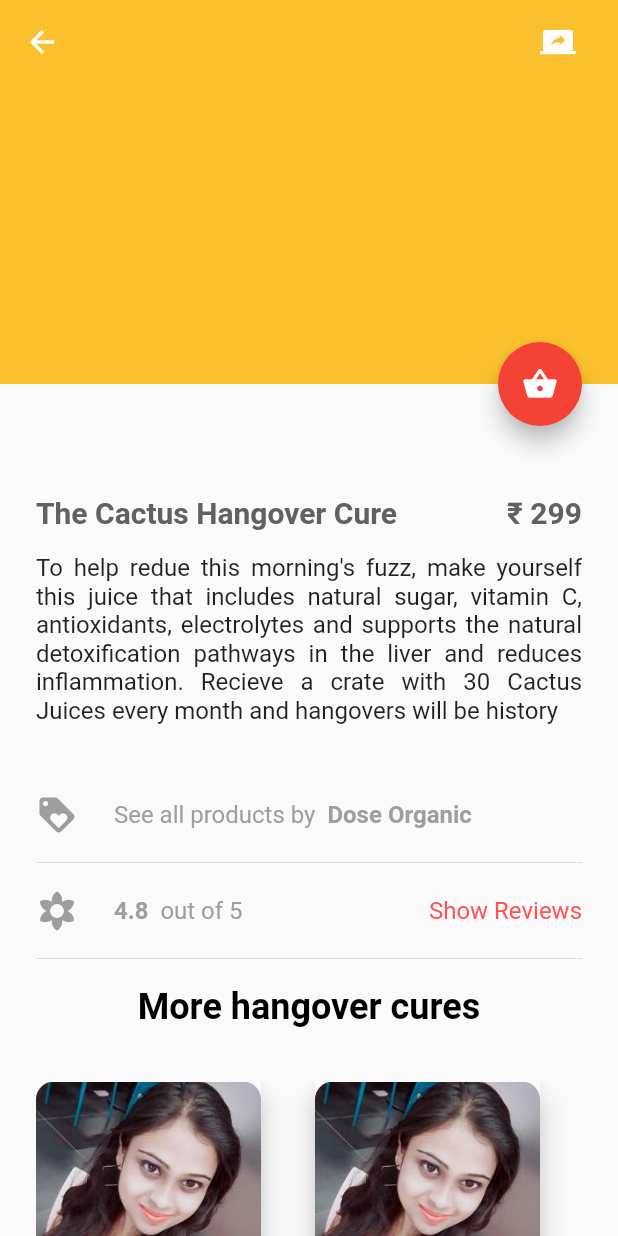
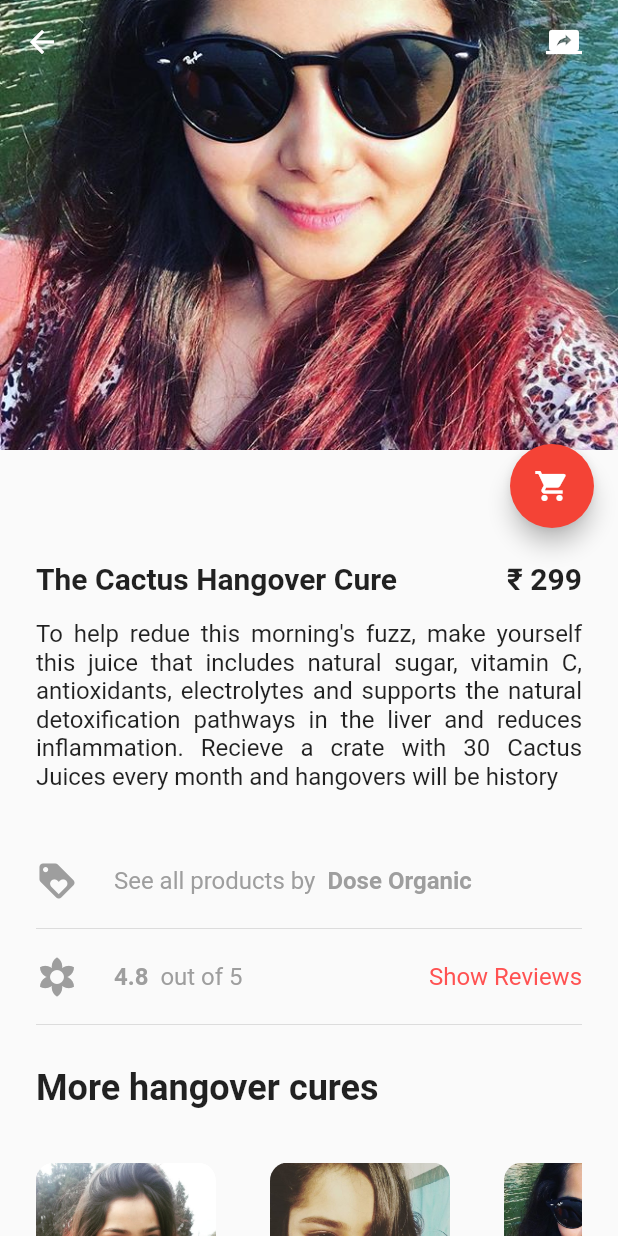
Before and after one commit to srdalai/hangover_cure, a Flutter app: the screen it shows after launch, on a phone screen of 412 x 824 dp. Run offline on Flutter 3.47's test engine with Material 2 defaults, Android fonts, the phone set to English and light mode, and no system bars.

Commit message:
Almost Over

```diff
--- a/lib/home_page.dart
+++ b/lib/home_page.dart
@@ -1,46 +1,95 @@
 import 'package:flutter/material.dart';
 
-class MyHomePage extends StatelessWidget {
-  var title;
-  MyHomePage({Key key, this.title}) : super(key: key);
+class HomePage extends StatefulWidget {
+  @override
+  _HomePageState createState() => _HomePageState();
+}
+
+class _HomePageState extends State<HomePage> {
+  ScrollController _scrollController;
+
+  @override
+  void initState() {
+    super.initState();
+    _scrollController = new ScrollController();
+    _scrollController.addListener(() => setState(() {}));
+  }
+
+  @override
+  void dispose() {
+    _scrollController.dispose();
+    super.dispose();
+  }
+
   @override
   Widget build(BuildContext context) {
     return Scaffold(
-        appBar: new AppBar(
-          elevation: 0.0,
-          backgroundColor: Colors.yellow.shade700,
+        body: Stack(
+      children: <Widget>[
+        CustomScrollView(
+          controller: _scrollController,
+          slivers: <Widget>[
+            SliverAppBar(
               leading: Icon(Icons.arrow_back),
               actions: <Widget>[
                 Padding(
-              padding: const EdgeInsets.symmetric(horizontal: 16.0),
-              child: IconButton(
-                  onPressed: () {},
-                  icon: Icon(
-                    Icons.screen_share,
-                  )),
+                  padding: const EdgeInsets.symmetric(horizontal: 24.0),
+                  child: Icon(Icons.screen_share),
+                )
+              ],
+              expandedHeight: 300.0,
+              flexibleSpace: FlexibleSpaceBar(
+                background: Image.asset("assets/account_pictures/user_3.jpg",
+                    fit: BoxFit.cover),
+              ),
+            ),
+            SliverList(
+              delegate: SliverChildListDelegate(
+                  List.generate(1, (index) => constructWidget())),
             )
           ],
         ),
-        body: ListView(
-          children: <Widget>[
-            Stack(
-              alignment: AlignmentDirectional.topEnd,
-              children: <Widget>[
-                constructWidget(),
-                Positioned(
-                  top: 200.0 -
-                      56.0 /
-                          2, //56.0 is the height of Material FAB, whic places it in the corect position
-                  right: 24.0,
+        buildPositioned(),
+      ],
+    ));
+  }
+
+  Positioned buildPositioned() {
+    //starting fab position
+    final double defaultTopMargin = 300.0 - 4.0;
+    //pixels from top where scaling should start
+    final double scaleStart = 96.0;
+    //pixels from top where scaling should end
+    final double scaleEnd = scaleStart / 2;
+
+    double top = defaultTopMargin;
+    double scale = 1.0;
+    if (_scrollController.hasClients) {
+      double offset = _scrollController.offset;
+      top -= offset;
+      if (offset < defaultTopMargin - scaleStart) {
+        //offset small => don't scale down
+        scale = 1.0;
+      } else if (offset < defaultTopMargin - scaleEnd) {
+        //offset between scaleStart and scaleEnd => scale down
+        scale = (defaultTopMargin - scaleEnd - offset) / scaleEnd;
+      } else {
+        //offset passed scaleEnd => hide fab
+        scale = 0.0;
+      }
+    }
+
+    return Positioned(
+      top: top,
+      right: 16.0,
+      child: Transform(
+        transform: new Matrix4.identity()..scale(scale),
               child: new FloatingActionButton(
           onPressed: () {},
-                    child: Icon(Icons.shopping_basket, color: Colors.white),
+          child: new Icon(Icons.shopping_cart),
         ),
       ),
-              ],
-            ),
-          ],
-        ));
+    );
   }
 }
 
@@ -49,10 +98,6 @@ Widget constructWidget() {
       "To help redue this morning's fuzz, make yourself this juice that includes natural sugar, vitamin C, antioxidants, electrolytes and supports the natural detoxification pathways in the liver and reduces inflammation. Recieve a crate with 30 Cactus Juices every month and hangovers will be history";
   return new Column(
     children: <Widget>[
-      new Container(
-        height: 200.0,
-        color: Colors.yellow.shade700,
-      ),
       Padding(
         padding: EdgeInsets.all(24.0),
         child: Column(
@@ -69,20 +114,20 @@ Widget constructWidget() {
                   style: TextStyle(
                       fontSize: 20.0,
                       fontWeight: FontWeight.bold,
-                      color: Colors.grey.shade700),
+                      color: Colors.black87),
                 ),
                 Text("\u20B9 299",
                     style: TextStyle(
                         fontSize: 20.0,
                         fontWeight: FontWeight.bold,
-                        color: Colors.grey.shade700))
+                        color: Colors.black87))
               ],
             ),
             Padding(
               padding: const EdgeInsets.symmetric(vertical: 16.0),
               child: Text(
                 strData,
-                style: TextStyle(fontSize: 16.0),
+                style: TextStyle(fontSize: 16.0, color: Colors.black87),
                 textAlign: TextAlign.justify,
               ),
             ),
@@ -166,46 +211,50 @@ Widget constructWidget() {
             ),
             Divider(),
             SizedBox(
-              height: 10.0,
+              height: 20.0,
             ),
+            Row(
+              children: <Widget>[
                 Text("More hangover cures",
-                textAlign: TextAlign.justify,
+                    textAlign: TextAlign.start,
                     style: TextStyle(
-                    color: Colors.black,
+                        color: Colors.black87,
                         fontSize: 24.0,
                         fontWeight: FontWeight.bold)),
+              ],
+            ),
             SizedBox(
               height: 36.0,
             ),
             SizedBox(
-              height: 150.0,
+              height: 120.0,
               child: ListView.builder(
-                itemCount: 5,
+                itemCount: 4,
                 scrollDirection: Axis.horizontal,
                 itemBuilder: (context, position) {
+                  String imgUrl = "assets/account_pictures/user_" +
+                      (position + 1).toString() +
+                      ".jpg";
                   return Padding(
                     padding: const EdgeInsets.only(right: 36.0),
+                    child: ClipRRect(
+                      borderRadius: BorderRadius.circular(12.0),
                       child: Material(
                         elevation: 8.0,
                         child: Container(
-                        width: 150.0,
-                        child: ClipRRect(
-                            borderRadius: BorderRadius.circular(12.0),
-                            child: Image.asset(
-                                "assets/account_pictures/user_4.jpg")),
+                          width: 120.0,
+                          child: Image.asset(imgUrl),
+                        ),
                       ),
                     ),
                   );
                 },
               ),
-            )
+            ),
+           SizedBox(height: 500.0,)
           ],
         ),
       )
     ],
   );
 }
-
-Widget getList() {
-  return Text("Get");
-}
--- a/lib/main.dart
+++ b/lib/main.dart
@@ -23,7 +23,7 @@ class MyApp extends StatelessWidget {
         primarySwatch: Colors.red,
 
       ),
-      home: MyHomePage(title: 'Flutter Demo Home Page'),
+      home: HomePage(),
     );
   }
 }
```
Lines whose indentation alone changed are shown as unchanged.
